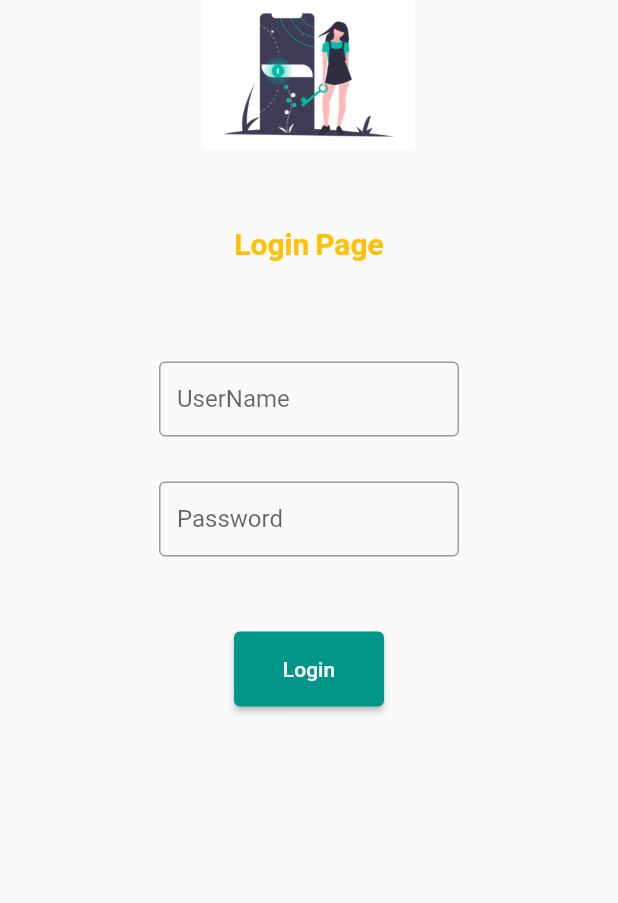
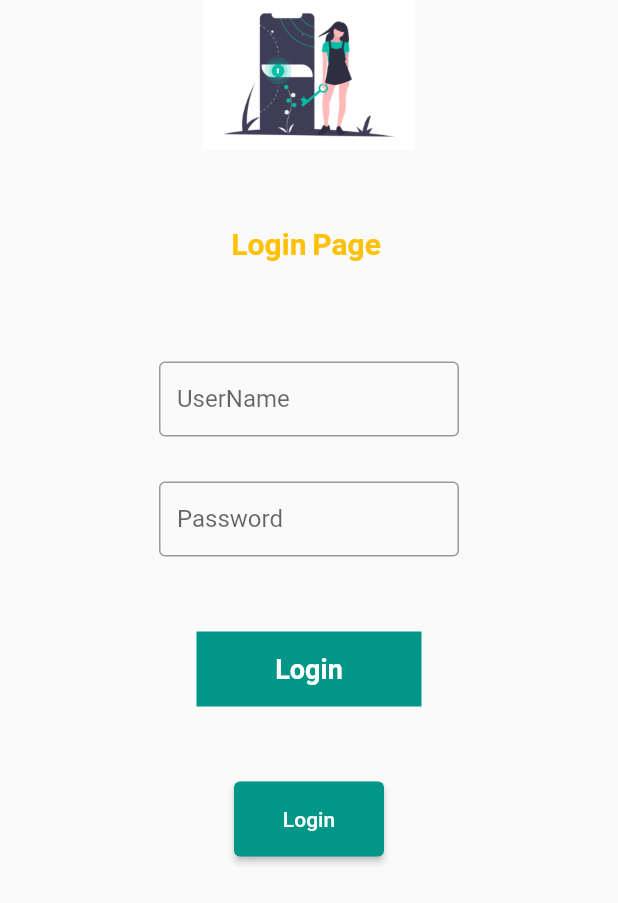
Before and after one commit to sonalspatel22/first_flutter_projects, a Flutter app: the screen it shows after launch, on a phone screen of 412 x 824 dp. Shown: the top 903 px of the screen. Run offline on Flutter 3.47's test engine with Material 2 defaults, Android fonts, the phone set to English and light mode, and no system bars; our stand-ins replace google_fonts; Roboto replaces fonts that are missing (Abel).

```diff
--- a/lib/pages/login.dart
+++ b/lib/pages/login.dart
@@ -1,7 +1,15 @@
 import 'package:first_flutter_projects/utils/routes.dart';
 import 'package:flutter/material.dart';
 
-class LoginPage extends StatelessWidget {
+class LoginPage extends StatefulWidget {
+  @override
+  State<LoginPage> createState() => _LoginPageState();
+}
+
+class _LoginPageState extends State<LoginPage> {
+  var name = "";
+  bool changed = false;
+
   @override
   Widget build(BuildContext context) {
     return Material(
@@ -27,9 +35,9 @@ class LoginPage extends StatelessWidget {
               height: 50.0,
             ),
 
-            const Text(
-              "Login Page",
-              style: TextStyle(
+            Text(
+              "Login Page $name",
+              style: const TextStyle(
                   fontSize: 20,
                   color: Colors.amber,
                   fontWeight: FontWeight.bold),
@@ -51,6 +59,10 @@ class LoginPage extends StatelessWidget {
                           labelText: "UserName",
                           border: OutlineInputBorder(),
                         ),
+                        onChanged: (value) {
+                          name = value;
+                          setState(() {});
+                        },
                         validator: (String value) {
                           return (value != null && value.contains('@'))
                               ? 'Do not use the @ char.'
@@ -71,7 +83,36 @@ class LoginPage extends StatelessWidget {
                           hintText: "Enter PassWord",
                           labelText: "Password",
                         ),
+                      ),
+                    ),
+                    const SizedBox(
+                      height: 50.0,
+                    ),
+                    InkWell(
+                      onTap: () async{
+                        setState(() {
+                          changed = true;
+                        });
 
+                        await Future.delayed(Duration(seconds: 5));
+                        Navigator.pushNamed(context, MyRouts.homeRoute);
+                      },
+                      child: AnimatedContainer(
+                        width: changed ? 50 : 150,
+                        height: 50,
+                        alignment: Alignment.center,
+                        child: const Text(
+                          "Login",
+                          style: TextStyle(
+                              color: Colors.white,
+                              fontWeight: FontWeight.bold,
+                              fontSize: 18),
+                        ),
+                        decoration: BoxDecoration(
+                            color: Colors.teal,
+                            shape: BoxShape.rectangle,
+                            borderRadius: BorderRadius.circular(changed? 20: 0)),
+                        duration: Duration(seconds: 1),
                       ),
                     ),
                     const SizedBox(
```
